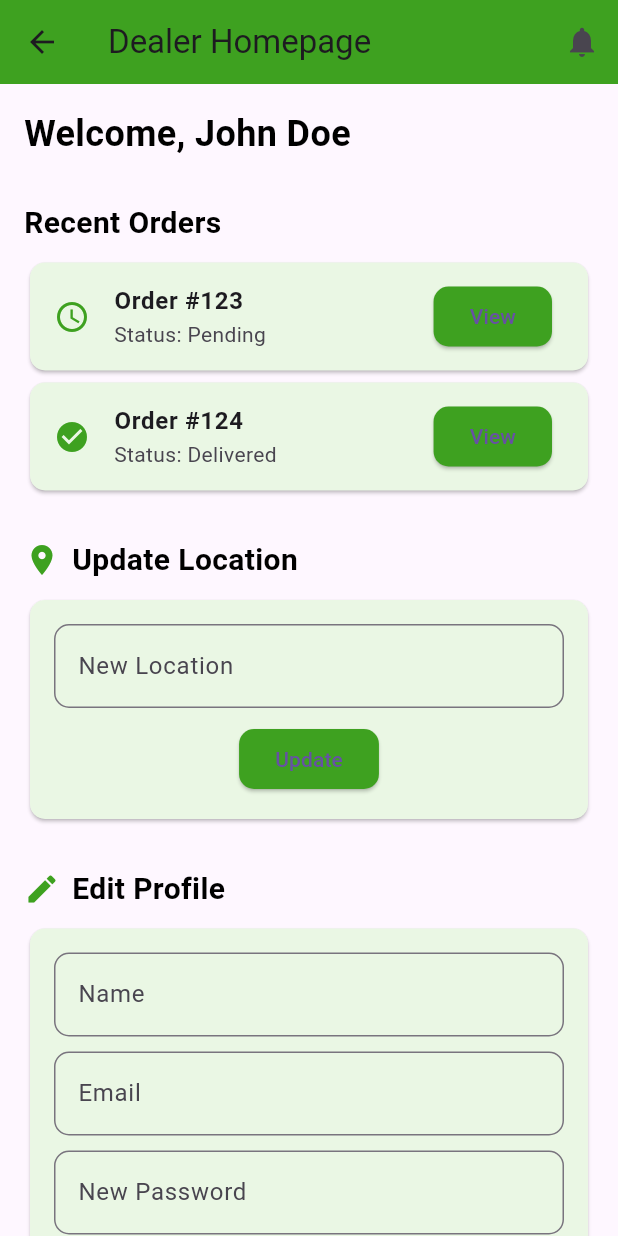
After one commit to milk926/milkproject, a Flutter app: the DealerLoginPage screen opened directly, after a tap on "Go to Homepage", on a phone screen of 412 x 824 dp. The commit adds this screen. Run offline on Flutter 3.47's test engine with Material 3 defaults, Android fonts, the phone set to English and light mode, and no system bars; our stand-ins replace carousel_slider, image_picker, smooth_page_indicator; key blocks and very long unbroken strings in the code were emptied for the run.

Commit message:
dealer homepage

```diff
--- /dev/null
+++ b/lib/dealer/page/dealer_homepage.dart
@@ -0,0 +1,307 @@
+import 'package:flutter/material.dart';
+
+void main() {
+  runApp(const MyApp());
+}
+
+// Dealer class to represent the dealer's information
+class Dealer {
+  final String name;
+
+  Dealer(this.name);
+}
+
+class MyApp extends StatelessWidget {
+  const MyApp({Key? key}) : super(key: key);
+
+  @override
+  Widget build(BuildContext context) {
+    return MaterialApp(
+      title: 'Dealer App',
+      theme: ThemeData(
+        primarySwatch: Colors.green,
+      ),
+      home: const DealerLoginPage(),
+    );
+  }
+}
+
+class DealerLoginPage extends StatelessWidget {
+  const DealerLoginPage({Key? key}) : super(key: key);
+
+  @override
+  Widget build(BuildContext context) {
+    // Simulating a dealer login
+    // Here you could replace with actual login logic and get dealer's name from input
+    Dealer dealer = Dealer('John Doe');  // Example dealer name
+
+    return Scaffold(
+      appBar: AppBar(
+        title: const Text('Dealer Login'),
+      ),
+      body: Center(
+        child: ElevatedButton(
+          onPressed: () {
+            // Navigate to DealersHomepage and pass dealer object
+            Navigator.push(
+              context,
+              MaterialPageRoute(builder: (context) => DealersHomepage(dealer: dealer)),
+            );
+          },
+          child: const Text('Go to Homepage'),
+        ),
+      ),
+    );
+  }
+}
+
+class DealersHomepage extends StatelessWidget {
+  final Dealer dealer;
+
+  const DealersHomepage({Key? key, required this.dealer}) : super(key: key);
+
+  @override
+  Widget build(BuildContext context) {
+    return Scaffold(
+      appBar: AppBar(
+        title: const Text('Dealer Homepage'),
+        backgroundColor: const Color(0xFF3EA120), // Green AppBar
+        actions: [
+          IconButton(
+            icon: const Icon(Icons.notifications),
+            onPressed: () {
+              // Navigate to Notifications page
+            },
+          ),
+        ],
+      ),
+      body: SingleChildScrollView(
+        child: Padding(
+          padding: const EdgeInsets.all(16.0),
+          child: Column(
+            crossAxisAlignment: CrossAxisAlignment.start,
+            children: [
+              // Welcome Header
+              Text(
+                'Welcome, ${dealer.name}', // Use the dealer's name here
+                style: const TextStyle(
+                  fontSize: 24,
+                  fontWeight: FontWeight.bold,
+                  color: Colors.black, // Heading color is now black
+                ),
+              ),
+              const SizedBox(height: 20),
+
+              // Order View Section
+              const SectionHeader(title: 'Recent Orders'),
+              _buildOrderCard('Order #123', 'Pending', Icons.access_time),
+              _buildOrderCard('Order #124', 'Delivered', Icons.check_circle),
+              const SizedBox(height: 20),
+
+              // Location Update Section
+              const SectionHeader(title: 'Update Location', icon: Icons.location_on),
+              Card(
+                color: const Color(0xFFEAF7E4),
+                shape: RoundedRectangleBorder(
+                  borderRadius: BorderRadius.circular(10),
+                ),
+                child: Padding(
+                  padding: const EdgeInsets.all(16.0),
+                  child: Column(
+                    children: [
+                      TextField(
+                        decoration: InputDecoration(
+                          labelText: 'New Location',
+                          border: OutlineInputBorder(
+                            borderRadius: BorderRadius.circular(10),
+                          ),
+                        ),
+                      ),
+                      const SizedBox(height: 10),
+                      ElevatedButton(
+                        style: ElevatedButton.styleFrom(
+                          backgroundColor: const Color(0xFF3EA120),
+                          shape: RoundedRectangleBorder(
+                            borderRadius: BorderRadius.circular(10),
+                          ),
+                        ),
+                        onPressed: () {
+                          // Update location action
+                        },
+                        child: const Text('Update'),
+                      ),
+                    ],
+                  ),
+                ),
+              ),
+              const SizedBox(height: 20),
+
+              // Profile Edit Section
+              const SectionHeader(title: 'Edit Profile', icon: Icons.edit),
+              Card(
+                color: const Color(0xFFEAF7E4),
+                shape: RoundedRectangleBorder(
+                  borderRadius: BorderRadius.circular(10),
+                ),
+                child: Padding(
+                  padding: const EdgeInsets.all(16.0),
+                  child: Column(
+                    children: [
+                      TextField(
+                        decoration: InputDecoration(
+                          labelText: 'Name',
+                          border: OutlineInputBorder(
+                            borderRadius: BorderRadius.circular(10),
+                          ),
+                        ),
+                      ),
+                      const SizedBox(height: 10),
+                      TextField(
+                        decoration: InputDecoration(
+                          labelText: 'Email',
+                          border: OutlineInputBorder(
+                            borderRadius: BorderRadius.circular(10),
+                          ),
+                        ),
+                      ),
+                      const SizedBox(height: 10),
+                      TextField(
+                        decoration: InputDecoration(
+                          labelText: 'New Password',
+                          border: OutlineInputBorder(
+                            borderRadius: BorderRadius.circular(10),
+                          ),
+                        ),
+                        obscureText: true,
+                      ),
+                      const SizedBox(height: 10),
+                      ElevatedButton(
+                        style: ElevatedButton.styleFrom(
+                          backgroundColor: const Color(0xFF3EA120),
+                          shape: RoundedRectangleBorder(
+                            borderRadius: BorderRadius.circular(10),
+                          ),
+                        ),
+                        onPressed: () {
+                          // Save profile changes
+                        },
+                        child: const Text('Save Changes'),
+                      ),
+                    ],
+                  ),
+                ),
+              ),
+              const SizedBox(height: 20),
+
+              // Customer/Farmer Details Section
+              const SectionHeader(title: 'Customer/Farmer Details', icon: Icons.people),
+              Card(
+                color: const Color(0xFFEAF7E4),
+                shape: RoundedRectangleBorder(
+                  borderRadius: BorderRadius.circular(10),
+                ),
+                child: DataTable(
+                  columns: const [
+                    DataColumn(label: Text('Name')),
+                    DataColumn(label: Text('Contact')),
+                    DataColumn(label: Text('Activity')),
+                  ],
+                  rows: const [
+                    DataRow(cells: [
+                      DataCell(Text('Farmer A')),
+                      DataCell(Text('123-456-7890')),
+                      DataCell(Text('Order #123')),
+                    ]),
+                    DataRow(cells: [
+                      DataCell(Text('Farmer B')),
+                      DataCell(Text('987-654-3210')),
+                      DataCell(Text('Order #124')),
+                    ]),
+                  ],
+                ),
+              ),
+              const SizedBox(height: 20),
+
+              // Notifications Section
+              const SectionHeader(title: 'Notifications', icon: Icons.notifications_active),
+              _buildNotificationCard('New Order from Farmer B', 'Order #125'),
+              _buildNotificationCard('Order #123 delivered successfully', 'Thank you for your service.'),
+            ],
+          ),
+        ),
+      ),
+    );
+  }
+
+  // Helper function to build Order Card
+  Widget _buildOrderCard(String order, String status, IconData icon) {
+    return Card(
+      shape: RoundedRectangleBorder(
+        borderRadius: BorderRadius.circular(10),
+      ),
+      color: const Color(0xFFEAF7E4),
+      child: ListTile(
+        leading: Icon(icon, color: const Color(0xFF3EA120)),
+        title: Text(order, style: const TextStyle(fontWeight: FontWeight.bold)),
+        subtitle: Text('Status: $status'),
+        trailing: ElevatedButton(
+          onPressed: () {
+            // Navigate to Order Details
+          },
+          style: ElevatedButton.styleFrom(
+            backgroundColor: const Color(0xFF3EA120),
+            shape: RoundedRectangleBorder(
+              borderRadius: BorderRadius.circular(10),
+            ),
+          ),
+          child: const Text('View'),
+        ),
+      ),
+    );
+  }
+
+  // Helper function to build Notification Card
+  Widget _buildNotificationCard(String title, String subtitle) {
+    return Card(
+      shape: RoundedRectangleBorder(
+        borderRadius: BorderRadius.circular(10),
+      ),
+      color: const Color(0xFFEAF7E4),
+      child: ListTile(
+        leading: const Icon(Icons.notifications_active, color: Color(0xFF3EA120)),
+        title: Text(title, style: const TextStyle(fontWeight: FontWeight.bold)),
+        subtitle: Text(subtitle),
+      ),
+    );
+  }
+}
+
+class SectionHeader extends StatelessWidget {
+  final String title;
+  final IconData? icon;
+
+  const SectionHeader({required this.title, this.icon});
+
+  @override
+  Widget build(BuildContext context) {
+    return Padding(
+      padding: const EdgeInsets.symmetric(vertical: 8.0),
+      child: Row(
+        children: [
+          if (icon != null) ...[
+            Icon(icon, color: const Color(0xFF3EA120)),
+            const SizedBox(width: 8),
+          ],
+          Text(
+            title,
+            style: const TextStyle(
+              fontSize: 20,
+              fontWeight: FontWeight.bold,
+              color: Colors.black, // Heading color is now black
+            ),
+          ),
+        ],
+      ),
+    );
+  }
+}
--- a/lib/dealer/page/dealer_registration_page.dart
+++ b/lib/dealer/page/dealer_registration_page.dart
@@ -1,5 +1,8 @@
+// ignore_for_file: library_private_types_in_public_api
+
 import 'package:flutter/material.dart';
 import 'package:image_picker/image_picker.dart';
+import 'package:milkproject/dealer/page/dealer_homepage.dart';
 
 class DealerRegistrationScreen extends StatefulWidget {
   const DealerRegistrationScreen({super.key});
@@ -190,13 +193,21 @@ class _DealerRegistrationScreenState extends State<DealerRegistrationScreen> {
                           String contactNumber = contactNumberController.text;
                           String aadharNumber = aadharNumberController.text;
 
+                          // Print dealer details for debugging purposes
                           print(
                               'Dealer Registered: Name: $name, Email: $email, Contact: $contactNumber, Aadhaar: $aadharNumber');
+
+                          // Navigate to Dealer Homepage after successful registration
+                          Navigator.push(
+                            context,
+                            MaterialPageRoute(
+                              builder: (context) => DealersHomepage(dealer: Dealer(name),),
+                            ),
+                          );
                         } else {
                           ScaffoldMessenger.of(context).showSnackBar(
                             const SnackBar(
-                                content:
-                                    Text('Please fill all fields correctly')),
+                                content: Text('Please fill all fields correctly')),
                           );
                         }
                       },
```
